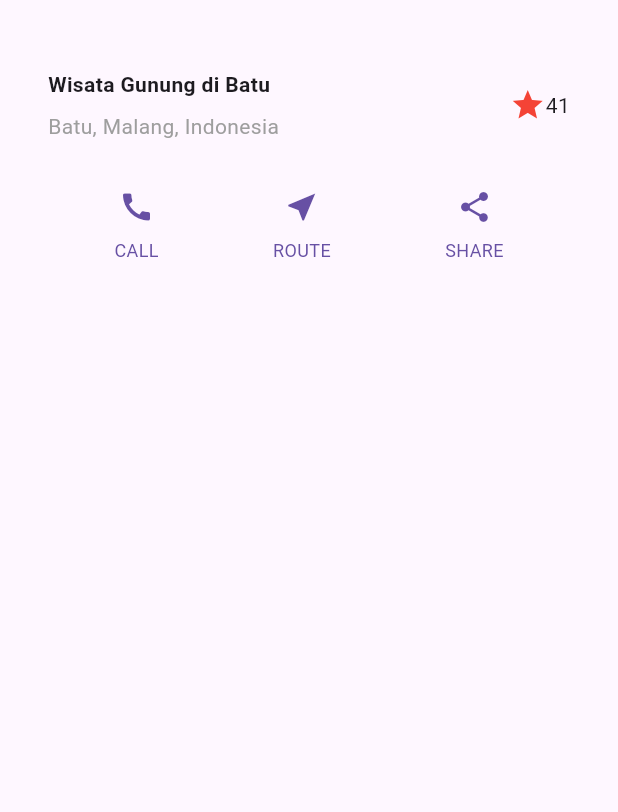
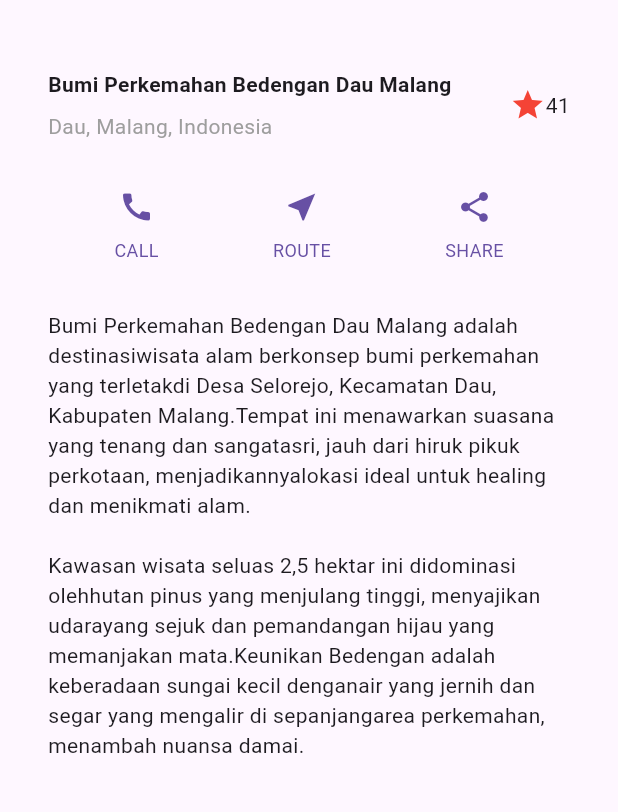
Before and after one commit to tasyasss/Sem5_Mobile, a Flutter app: the screen it shows after launch, on a phone screen of 412 x 824 dp, the part 63-875 px from its top. Run offline on Flutter 3.47's test engine with Material 3 defaults, Android fonts, the light colour scheme and no system bars.

Commit message:
add widget textSection

```diff
--- a/FlutterGitbook/6_Layout_dan_Navigasi/layout_flutter/lib/main.dart
+++ b/FlutterGitbook/6_Layout_dan_Navigasi/layout_flutter/lib/main.dart
@@ -21,14 +21,14 @@ class MyApp extends StatelessWidget {
                 Container(
                   padding: const EdgeInsets.only(bottom: 8),
                   child: const Text(
-                    'Wisata Gunung di Batu',
+                    'Bumi Perkemahan Bedengan Dau Malang',
                     style: TextStyle(
                       fontWeight: FontWeight.bold,
                     ),
                   ),
                 ),
                 const Text(
-                  'Batu, Malang, Indonesia',
+                  'Dau, Malang, Indonesia',
                   style: TextStyle(
                     color: Colors.grey,
                   ),
@@ -58,6 +58,26 @@ class MyApp extends StatelessWidget {
       ],
     );
 
+    // Widget textSection
+    Widget textSection = Container(
+      padding: const EdgeInsets.all(32),
+      child: const Text(
+        'Bumi Perkemahan Bedengan Dau Malang adalah destinasi'
+        'wisata alam berkonsep bumi perkemahan yang terletak'
+        'di Desa Selorejo, Kecamatan Dau, Kabupaten Malang.'
+        'Tempat ini menawarkan suasana yang tenang dan sangat'
+        'asri, jauh dari hiruk pikuk perkotaan, menjadikannya'
+        'lokasi ideal untuk healing dan menikmati alam.\n\n'
+        'Kawasan wisata seluas 2,5 hektar ini didominasi oleh'
+        'hutan pinus yang menjulang tinggi, menyajikan udara'
+        'yang sejuk dan pemandangan hijau yang memanjakan mata.'
+        'Keunikan Bedengan adalah keberadaan sungai kecil dengan'
+        'air yang jernih dan segar yang mengalir di sepanjang'
+        'area perkemahan, menambah nuansa damai.',
+        softWrap: true,
+      ),
+    );
+
     // Kode MaterialApp sebelumnya
     return MaterialApp(
       title: 'Flutter layout: An Naastasya (2341760131)',
@@ -69,6 +89,7 @@ class MyApp extends StatelessWidget {
           children: [
             titleSection,
             buttonSection,
+            textSection,
           ],
         ),
       ),
```
Also changed, not shown: FlutterGitbook/6_Layout_dan_Navigasi/layout_flutter/images/P3_1.png (added).
